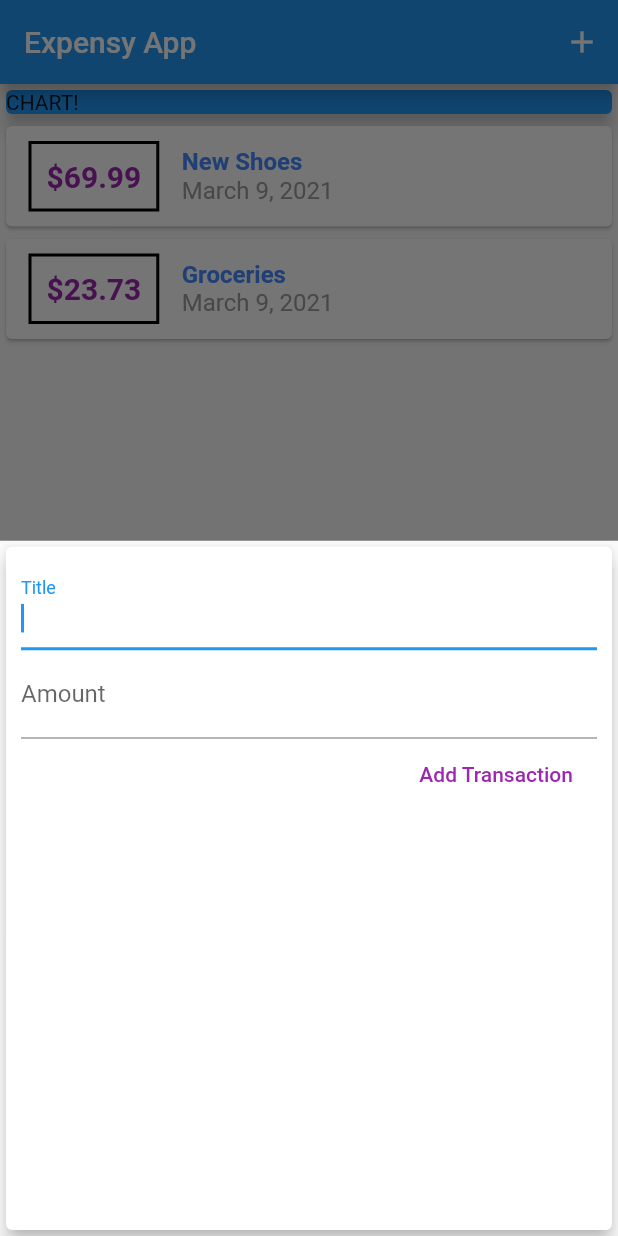
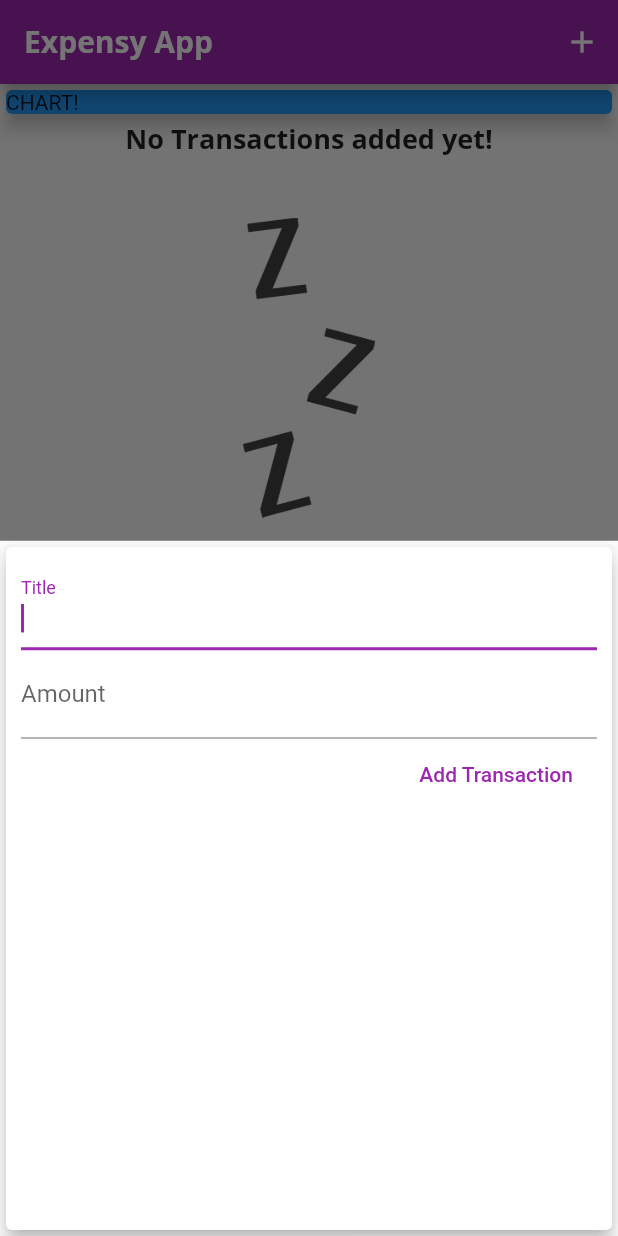
Before and after one commit to josephdscs/flutter, a Flutter app: the screen it shows after launch, after a tap on the "add" icon, on a phone screen of 412 x 824 dp. Run offline on Flutter 3.47's test engine with Material 2 defaults, Android fonts, the phone set to English and light mode, and no system bars.

Commit message:
Adds theming and empty state

```diff
--- a/expenses_app/lib/main.dart
+++ b/expenses_app/lib/main.dart
@@ -12,12 +12,30 @@ class MyApp extends StatelessWidget {
   @override
   Widget build(BuildContext context) {
     return MaterialApp(
+      home: MyHomePage(),
       title: 'Expensy',
       theme: ThemeData(
-        primarySwatch: Colors.blue,
+        primarySwatch: Colors.purple,
+        accentColor: Colors.amber,
+        fontFamily: 'Quicksand',
         visualDensity: VisualDensity.adaptivePlatformDensity,
+        textTheme: ThemeData.light().textTheme.copyWith(
+              headline6: TextStyle(
+                fontFamily: 'OpenSans',
+                fontWeight: FontWeight.bold,
+                fontSize: 18,
+              ),
+            ),
+        appBarTheme: AppBarTheme(
+          textTheme: ThemeData.light().textTheme.copyWith(
+                headline6: TextStyle(
+                  fontFamily: 'OpenSans',
+                  fontWeight: FontWeight.bold,
+                  fontSize: 20,
+                ),
+              ),
+        ),
       ),
-      home: MyHomePage(),
     );
   }
 }
@@ -29,18 +47,18 @@ class MyHomePage extends StatefulWidget {
 
 class _MyHomePageState extends State<MyHomePage> {
   final List<Transaction> _userTransactions = [
-    Transaction(
-      id: 't1',
-      title: 'New Shoes',
-      amount: 69.99,
-      date: DateTime.now(),
-    ),
-    Transaction(
-      id: 't2',
-      title: 'Groceries',
-      amount: 23.73,
-      date: DateTime.now(),
-    )
+    // Transaction(
+    //   id: 't1',
+    //   title: 'New Shoes',
+    //   amount: 69.99,
+    //   date: DateTime.now(),
+    // ),
+    // Transaction(
+    //   id: 't2',
+    //   title: 'Groceries',
+    //   amount: 23.73,
+    //   date: DateTime.now(),
+    // )
   ];
 
   void _onAddTransaction(String txTitle, double txAmount) {
--- a/expenses_app/lib/widgets/new_transaction.dart
+++ b/expenses_app/lib/widgets/new_transaction.dart
@@ -1,11 +1,18 @@
 import 'package:flutter/material.dart';
 
-class NewTransaction extends StatelessWidget {
+class NewTransaction extends StatefulWidget {
   final Function onAdd;
-  final titleInputController = TextEditingController();
-  final amountInputController = TextEditingController();
 
   NewTransaction(this.onAdd);
+
+  @override
+  _NewTransactionState createState() => _NewTransactionState();
+}
+
+class _NewTransactionState extends State<NewTransaction> {
+  final titleInputController = TextEditingController();
+
+  final amountInputController = TextEditingController();
 
   void onSubmit() {
     final newTitle = titleInputController.text;
@@ -15,7 +22,14 @@ class NewTransaction extends StatelessWidget {
       return;
     }
 
-    onAdd(newTitle, newAmount);
+    // widget and context are special properties
+    // that are available to the state
+    widget.onAdd(
+      newTitle,
+      newAmount,
+    );
+
+    Navigator.of(context).pop();
   }
 
   @override
--- a/expenses_app/lib/widgets/transaction_list.dart
+++ b/expenses_app/lib/widgets/transaction_list.dart
@@ -12,7 +12,26 @@ class TransactionList extends StatelessWidget {
   Widget build(BuildContext context) {
     return Container(
       height: 500,
-      child: ListView.builder(
+      child: transactions.isEmpty
+          ? Column(
+              children: [
+                Text(
+                  'No Transactions added yet!',
+                  style: Theme.of(context).textTheme.headline6,
+                ),
+                SizedBox(
+                  height: 40,
+                ),
+                Container(
+                  height: 200,
+                  child: Image.asset(
+                    'assets/images/waiting.png',
+                    fit: BoxFit.contain,
+                  ),
+                )
+              ],
+            )
+          : ListView.builder(
               itemCount: transactions.length,
               itemBuilder: (context, index) {
                 return Card(
@@ -26,16 +45,16 @@ class TransactionList extends StatelessWidget {
                         padding: EdgeInsets.all(10),
                         decoration: BoxDecoration(
                           border: Border.all(
-                      color: Colors.black,
+                            color: Theme.of(context).primaryColorLight,
                             width: 2,
                           ),
                         ),
                         child: Text(
                           '\$${transactions[index].amount.toStringAsFixed(2)}',
                           style: TextStyle(
+                            fontSize: 20,
                             fontWeight: FontWeight.bold,
-                      fontSize: 20,
-                      color: Colors.purple,
+                            color: Theme.of(context).primaryColorDark,
                           ),
                         ),
                       ),
@@ -44,14 +63,11 @@ class TransactionList extends StatelessWidget {
                         children: [
                           Text(
                             transactions[index].title,
-                      style: TextStyle(
-                        fontSize: 16,
-                        fontWeight: FontWeight.bold,
-                        color: Colors.blueAccent,
-                      ),
+                            style: Theme.of(context).textTheme.headline6,
                           ),
                           Text(
-                      DateFormat.yMMMMd().format(transactions[index].date),
+                            DateFormat.yMMMMd()
+                                .format(transactions[index].date),
                             style: TextStyle(
                               fontSize: 16,
                               color: Colors.grey,
```
Also changed, not shown: expenses_app/pubspec.yaml (+17 -14 lines), expenses_app/assets/fonts/OpenSans-Bold.ttf (added), expenses_app/assets/fonts/OpenSans-Regular.ttf (added), expenses_app/assets/fonts/Quicksand-Bold.ttf (added), expenses_app/assets/fonts/Quicksand-Light.ttf (added), expenses_app/assets/fonts/Quicksand-Medium.ttf (added), expenses_app/assets/fonts/Quicksand-Regular.ttf (added), expenses_app/assets/images/waiting.png (added). Lines whose indentation alone changed are shown as unchanged.
